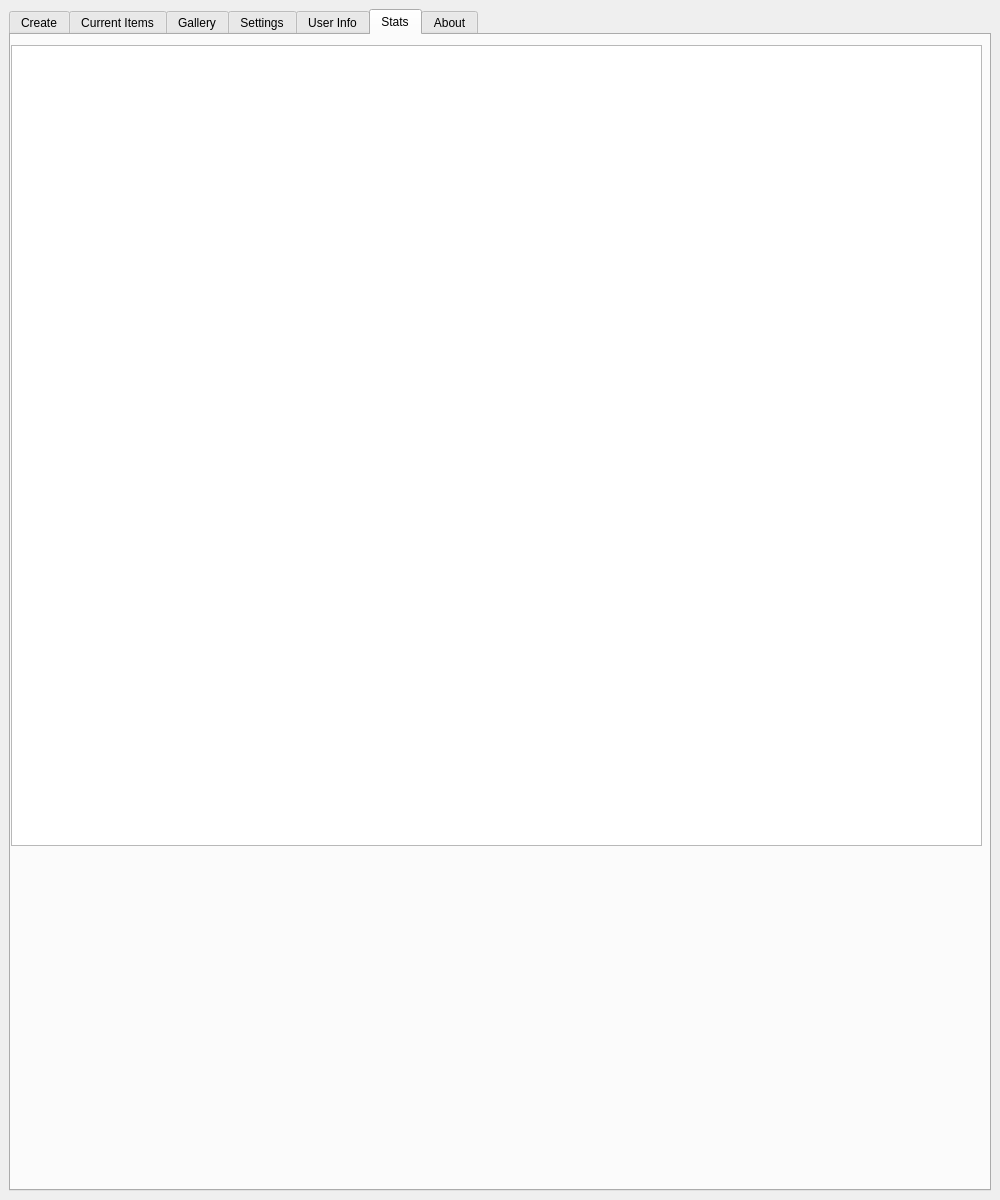
Before: the Qt Designer form src/hordeqt/ui/form.ui in Unit1208/HordeQT, drawn with Qt 5.
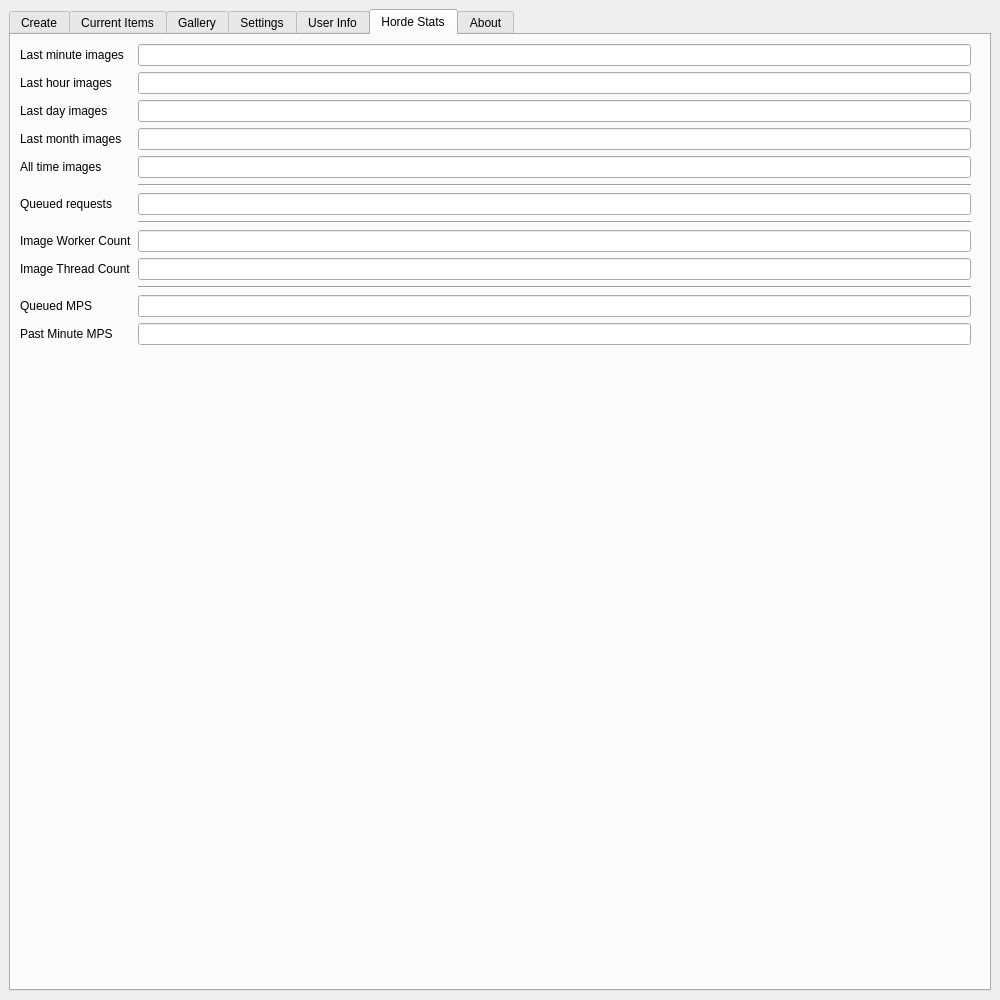
After: the same form once the commit is applied. The open tabs and pages were chosen to show the change. Icons and pictures are not drawn.

Commit message: Horde stats

```diff
--- a/src/hordeqt/ui/form.ui
+++ b/src/hordeqt/ui/form.ui
@@ -10,7 +10,7 @@
     <x>0</x>
     <y>0</y>
     <width>1000</width>
-    <height>1200</height>
+    <height>1000</height>
    </rect>
   </property>
   <property name="sizePolicy">
@@ -1673,17 +1673,140 @@
         <iconset theme="QIcon::ThemeIcon::HelpAbout"/>
        </attribute>
        <attribute name="title">
-        <string>Stats</string>
+        <string>Horde Stats</string>
        </attribute>
-       <widget class="QTreeView" name="localStats">
+       <widget class="QWidget" name="formLayoutWidget_3">
         <property name="geometry">
          <rect>
-          <x>0</x>
-          <y>10</y>
-          <width>971</width>
-          <height>801</height>
+          <x>9</x>
+          <y>9</y>
+          <width>951</width>
+          <height>321</height>
          </rect>
         </property>
+        <layout class="QFormLayout" name="formLayout_5">
+         <item row="0" column="0">
+          <widget class="QLabel" name="lastMinuteImagesLabel">
+           <property name="text">
+            <string>Last minute images</string>
+           </property>
+          </widget>
+         </item>
+         <item row="0" column="1">
+          <widget class="QLineEdit" name="lastMinuteImagesLineEdit"/>
+         </item>
+         <item row="1" column="0">
+          <widget class="QLabel" name="lastHourImagesLabel">
+           <property name="text">
+            <string>Last hour images</string>
+           </property>
+          </widget>
+         </item>
+         <item row="1" column="1">
+          <widget class="QLineEdit" name="lastHourImagesLineEdit"/>
+         </item>
+         <item row="2" column="0">
+          <widget class="QLabel" name="lastDayImagesLabel">
+           <property name="text">
+            <string>Last day images</string>
+           </property>
+          </widget>
+         </item>
+         <item row="2" column="1">
+          <widget class="QLineEdit" name="lastDayImagesLineEdit"/>
+         </item>
+         <item row="3" column="0">
+          <widget class="QLabel" name="lastMonthImagesLabel">
+           <property name="text">
+            <string>Last month images</string>
+           </property>
+          </widget>
+         </item>
+         <item row="3" column="1">
+          <widget class="QLineEdit" name="lastMonthImagesLineEdit"/>
+         </item>
+         <item row="4" column="0">
+          <widget class="QLabel" name="allTimeImagesLabel">
+           <property name="text">
+            <string>All time images</string>
+           </property>
+          </widget>
+         </item>
+         <item row="4" column="1">
+          <widget class="QLineEdit" name="allTimeImagesLineEdit"/>
+         </item>
+         <item row="5" column="1">
+          <widget class="Line" name="line_7">
+           <property name="orientation">
+            <enum>Qt::Orientation::Horizontal</enum>
+           </property>
+          </widget>
+         </item>
+         <item row="6" column="0">
+          <widget class="QLabel" name="queuedRequestsLabel">
+           <property name="text">
+            <string>Queued requests</string>
+           </property>
+          </widget>
+         </item>
+         <item row="6" column="1">
+          <widget class="QLineEdit" name="queuedRequestsLineEdit"/>
+         </item>
+         <item row="7" column="1">
+          <widget class="Line" name="line_8">
+           <property name="orientation">
+            <enum>Qt::Orientation::Horizontal</enum>
+           </property>
+          </widget>
+         </item>
+         <item row="8" column="0">
+          <widget class="QLabel" name="workerCountLabel">
+           <property name="text">
+            <string>Image Worker Count</string>
+           </property>
+          </widget>
+         </item>
+         <item row="8" column="1">
+          <widget class="QLineEdit" name="workerCountLineEdit"/>
+         </item>
+         <item row="9" column="0">
+          <widget class="QLabel" name="imageThreadCountLabel">
+           <property name="text">
+            <string>Image Thread Count</string>
+           </property>
+          </widget>
+         </item>
+         <item row="9" column="1">
+          <widget class="QLineEdit" name="imageThreadCountLineEdit"/>
+         </item>
+         <item row="10" column="1">
+          <widget class="Line" name="line_9">
+           <property name="orientation">
+            <enum>Qt::Orientation::Horizontal</enum>
+           </property>
+          </widget>
+         </item>
+         <item row="11" column="0">
+          <widget class="QLabel" name="queuedMPSLabel">
+           <property name="text">
+            <string>Queued MPS</string>
+           </property>
+          </widget>
+         </item>
+         <item row="11" column="1">
+          <widget class="QLineEdit" name="queuedMPSLineEdit"/>
+         </item>
+         <item row="13" column="0">
+          <widget class="QLabel" name="pastMinuteMPSLabel">
+           <property name="text">
+            <string>Past Minute MPS</string>
+           </property>
+          </widget>
+         </item>
+         <item row="13" column="1">
+          <widget class="QLineEdit" name="pastMinuteMPSLineEdit"/>
+         </item>
+        </layout>
        </widget>
       </widget>
       <widget class="QWidget" name="About_tab">
```
Left out of the diff: 27 changed lines with no effect on the pictures. The commit also changes 4 other files.
